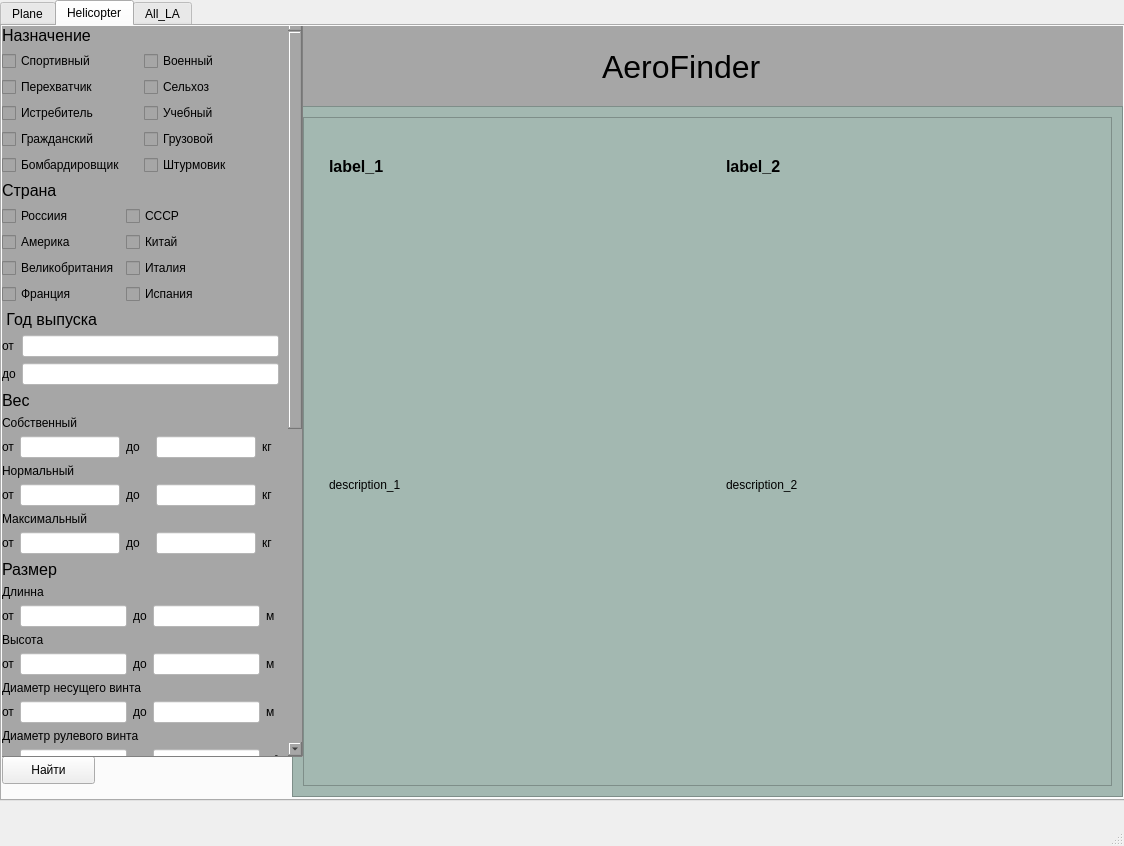
Old version of the form ui_design_V_0_5.ui in the repository MrParkour/AeroFinder.
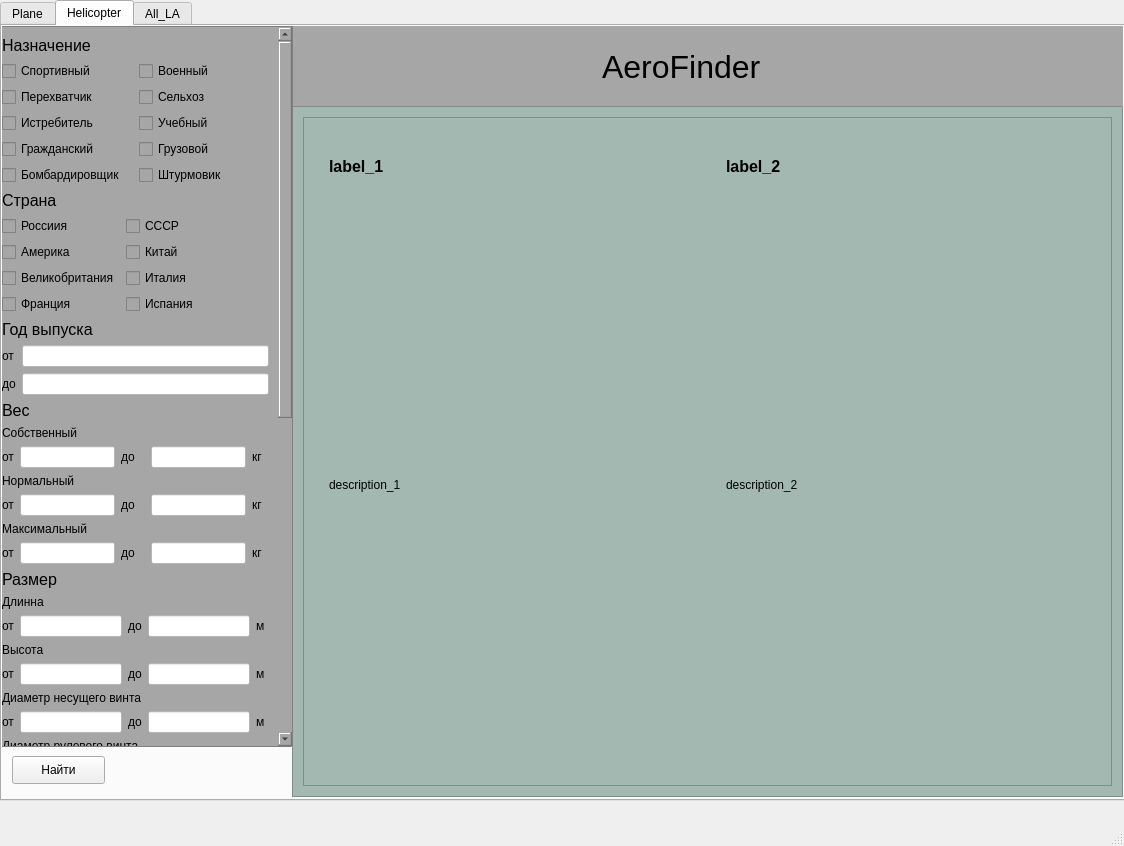
New version of the form. The open tabs and pages were chosen to show the change.

Commit message: ispravil nerovnosti

Diff of the .ui file:
```diff
--- a/ui_design_V_0_5.ui
+++ b/ui_design_V_0_5.ui
@@ -1322,7 +1322,7 @@
      <widget class="QPushButton" name="pushButton_find_h">
       <property name="geometry">
        <rect>
-        <x>0</x>
+        <x>10</x>
         <y>730</y>
         <width>93</width>
         <height>28</height>
@@ -1560,9 +1560,9 @@
       <property name="geometry">
        <rect>
         <x>-10</x>
-        <y>-10</y>
-        <width>311</width>
-        <height>741</height>
+        <y>0</y>
+        <width>301</width>
+        <height>721</height>
        </rect>
       </property>
       <property name="styleSheet">
@@ -1578,8 +1578,8 @@
           <property name="geometry">
            <rect>
             <x>0</x>
-            <y>-750</y>
-            <width>266</width>
+            <y>0</y>
+            <width>256</width>
             <height>1467</height>
            </rect>
           </property>
@@ -2299,7 +2299,7 @@
               </font>
              </property>
              <property name="text">
-              <string> Год выпуска</string>
+              <string>Год выпуска</string>
              </property>
             </widget>
            </item>
```
Left out of the diff: 18 changed lines with no effect on the pictures.
